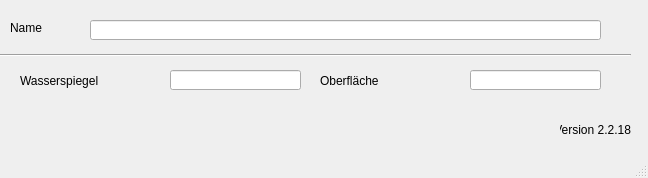
This is qkan/database/templates/speicherkennlinien.ui in hoettges/QKan as Qt 5 draws it before an edit. The edited form follows.
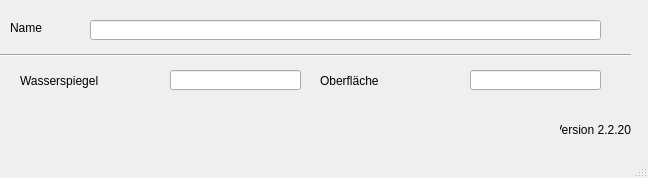
This is the edited form.

What changed in the file:
```diff
--- a/qkan/database/templates/speicherkennlinien.ui
+++ b/qkan/database/templates/speicherkennlinien.ui
@@ -109,7 +109,7 @@
      <string>Version QKan Import</string>
     </property>
     <property name="text">
-     <string>Version 2.2.18</string>
+     <string>Version 2.2.20</string>
     </property>
     <property name="alignment">
      <set>Qt::AlignRight|Qt::AlignTrailing|Qt::AlignVCenter</set>
```
